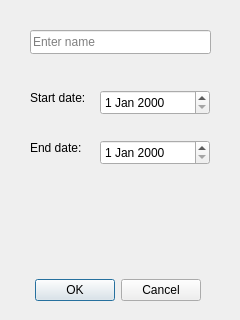
First picture: the form in newmealplandialog.ui, repository jake-kolk/CPT_S322.Project, before the edit.
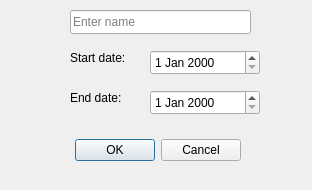
Second picture: the form after the edit.

```diff
--- a/newmealplandialog.ui
+++ b/newmealplandialog.ui
@@ -6,8 +6,8 @@
    <rect>
     <x>0</x>
     <y>0</y>
-    <width>240</width>
-    <height>320</height>
+    <width>312</width>
+    <height>190</height>
    </rect>
   </property>
   <property name="windowTitle">
@@ -16,8 +16,8 @@
   <widget class="QDialogButtonBox" name="buttonBox">
    <property name="geometry">
     <rect>
-     <x>-20</x>
-     <y>270</y>
+     <x>20</x>
+     <y>130</y>
      <width>221</width>
      <height>41</height>
     </rect>
@@ -32,8 +32,8 @@
   <widget class="QLineEdit" name="lineEdit">
    <property name="geometry">
     <rect>
-     <x>30</x>
-     <y>30</y>
+     <x>70</x>
+     <y>10</y>
      <width>181</width>
      <height>24</height>
     </rect>
@@ -45,8 +45,8 @@
   <widget class="QDateEdit" name="dateEdit">
    <property name="geometry">
     <rect>
-     <x>100</x>
-     <y>90</y>
+     <x>150</x>
+     <y>50</y>
      <width>110</width>
      <height>25</height>
     </rect>
@@ -55,8 +55,8 @@
   <widget class="QLabel" name="label">
    <property name="geometry">
     <rect>
-     <x>30</x>
-     <y>90</y>
+     <x>70</x>
+     <y>50</y>
      <width>61</width>
      <height>16</height>
     </rect>
@@ -68,8 +68,8 @@
   <widget class="QLabel" name="label_2">
    <property name="geometry">
     <rect>
-     <x>30</x>
-     <y>140</y>
+     <x>70</x>
+     <y>90</y>
      <width>61</width>
      <height>16</height>
     </rect>
@@ -81,8 +81,8 @@
   <widget class="QDateEdit" name="dateEdit_2">
    <property name="geometry">
     <rect>
-     <x>100</x>
-     <y>140</y>
+     <x>150</x>
+     <y>90</y>
      <width>110</width>
      <height>25</height>
     </rect>
```
